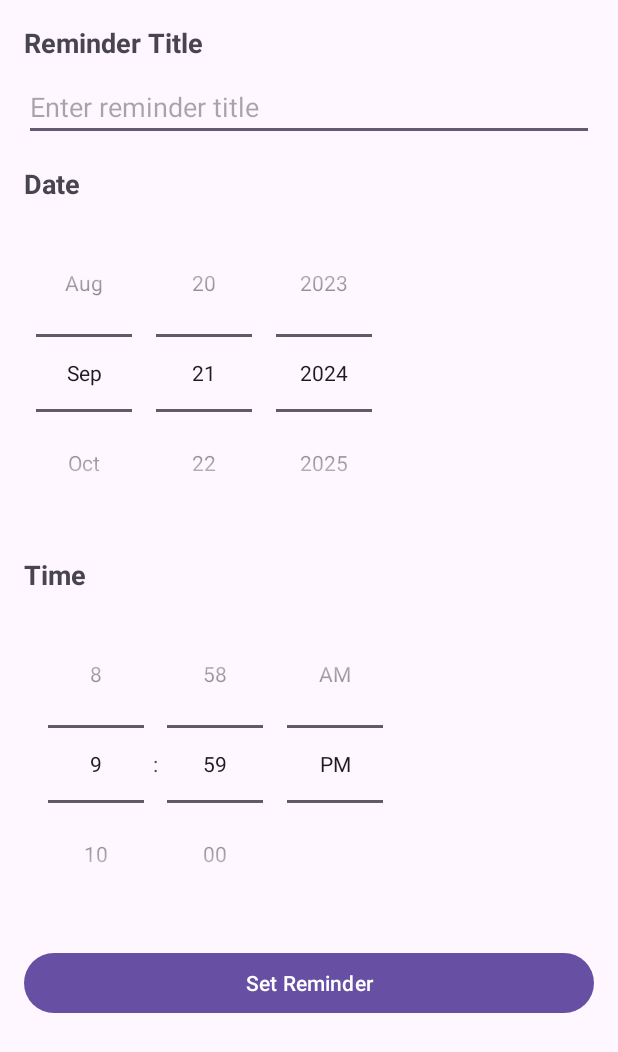
After one commit to Sithila69/PlanMate, an Android app: the ReminderActivity screen opened directly, with no data from a screen before it, on a phone screen of 412 x 824 dp. The commit adds this screen. Shown: the top 1052 px of the screen. Run offline under Robolectric (Android 15) with nearby library versions, the phone set to English and light mode, and no system bars.

Commit message:
Mathaka na

```diff
--- a/app/src/main/AndroidManifest.xml
+++ b/app/src/main/AndroidManifest.xml
@@ -14,8 +14,12 @@
         android:supportsRtl="true"
         android:theme="@style/Theme.PlanMate"
         tools:targetApi="31">
+        <activity
+            android:name=".ReminderActivity"
+            android:exported="false" />
+
         <receiver
-            android:name=".MyAppWidgetProvider"
+            android:name=".TaskWidgetProvider"
             android:exported="false">
             <intent-filter>
                 <action android:name="android.appwidget.action.APPWIDGET_UPDATE" />
--- /dev/null
+++ b/app/src/main/java/com/planmate/ReminderActivity.kt
@@ -0,0 +1,62 @@
+package com.planmate
+
+import android.app.AlarmManager
+import android.app.PendingIntent
+import android.content.Context
+import android.content.Intent
+import android.os.Bundle
+import android.widget.Button
+import android.widget.DatePicker
+import android.widget.EditText
+import android.widget.TimePicker
+import androidx.appcompat.app.AppCompatActivity
+import java.util.*
+
+class ReminderActivity : AppCompatActivity() {
+    private lateinit var titleEditText: EditText
+    private lateinit var datePicker: DatePicker
+    private lateinit var timePicker: TimePicker
+    private lateinit var setReminderButton: Button
+
+    override fun onCreate(savedInstanceState: Bundle?) {
+        super.onCreate(savedInstanceState)
+        setContentView(R.layout.activity_reminder)
+
+        titleEditText = findViewById(R.id.reminderTitleEditText)
+        datePicker = findViewById(R.id.datePicker)
+        timePicker = findViewById(R.id.timePicker)
+        setReminderButton = findViewById(R.id.setReminderButton)
+
+        setReminderButton.setOnClickListener {
+            scheduleReminder()
+        }
+    }
+
+    private fun scheduleReminder() {
+        val title = titleEditText.text.toString()
+        val calendar = Calendar.getInstance().apply {
+            set(Calendar.YEAR, datePicker.year)
+            set(Calendar.MONTH, datePicker.month)
+            set(Calendar.DAY_OF_MONTH, datePicker.dayOfMonth)
+            set(Calendar.HOUR_OF_DAY, timePicker.hour)
+            set(Calendar.MINUTE, timePicker.minute)
+            set(Calendar.SECOND, 0)
+        }
+
+        val alarmManager = getSystemService(Context.ALARM_SERVICE) as AlarmManager
+        val intent = Intent(this, ReminderReceiver::class.java).apply {
+            putExtra("REMINDER_TITLE", title)
+        }
+        val pendingIntent = PendingIntent.getBroadcast(
+            this,
+            title.hashCode(),
+            intent,
+            PendingIntent.FLAG_UPDATE_CURRENT or PendingIntent.FLAG_IMMUTABLE
+        )
+
+        alarmManager.setExact(AlarmManager.RTC_WAKEUP, calendar.timeInMillis, pendingIntent)
+
+        // Return to MainActivity
+        finish()
+    }
+}
--- /dev/null
+++ b/app/src/main/res/drawable/ic_notification.xml
@@ -0,0 +1,5 @@
+<vector xmlns:android="http://schemas.android.com/apk/res/android" android:height="24dp" android:tint="#FFFFFF" android:viewportHeight="24" android:viewportWidth="24" android:width="24dp">
+
+    <path android:fillColor="@android:color/white" android:pathData="M12,22c1.1,0 2,-0.9 2,-2h-4c0,1.1 0.89,2 2,2zM18,16v-5c0,-3.07 -1.64,-5.64 -4.5,-6.32L13.5,4c0,-0.83 -0.67,-1.5 -1.5,-1.5s-1.5,0.67 -1.5,1.5v0.68C7.63,5.36 6,7.92 6,11v5l-2,2v1h16v-1l-2,-2z"/>
+
+</vector>
--- /dev/null
+++ b/app/src/main/res/layout/activity_reminder.xml
@@ -0,0 +1,85 @@
+<?xml version="1.0" encoding="utf-8"?>
+<ScrollView xmlns:android="http://schemas.android.com/apk/res/android"
+    xmlns:app="http://schemas.android.com/apk/res-auto"
+    android:layout_width="match_parent"
+    android:layout_height="match_parent">
+
+    <androidx.constraintlayout.widget.ConstraintLayout
+        android:layout_width="match_parent"
+        android:layout_height="wrap_content"
+        android:padding="16dp">
+
+        <TextView
+            android:id="@+id/reminderTitleLabel"
+            android:layout_width="wrap_content"
+            android:layout_height="wrap_content"
+            android:text="@string/reminder_title"
+            android:textSize="18sp"
+            android:textStyle="bold"
+            app:layout_constraintStart_toStartOf="parent"
+            app:layout_constraintTop_toTopOf="parent" />
+
+        <EditText
+            android:id="@+id/reminderTitleEditText"
+            android:layout_width="0dp"
+            android:layout_height="wrap_content"
+            android:layout_marginTop="8dp"
+            android:hint="@string/enter_reminder_title"
+            android:inputType="text"
+            app:layout_constraintEnd_toEndOf="parent"
+            app:layout_constraintStart_toStartOf="parent"
+            app:layout_constraintTop_toBottomOf="@id/reminderTitleLabel" />
+
+        <TextView
+            android:id="@+id/dateLabel"
+            android:layout_width="wrap_content"
+            android:layout_height="wrap_content"
+            android:layout_marginTop="16dp"
+            android:text="@string/date"
+            android:textSize="18sp"
+            android:textStyle="bold"
+            app:layout_constraintStart_toStartOf="parent"
+            app:layout_constraintTop_toBottomOf="@id/reminderTitleEditText" />
+
+        <DatePicker
+            android:id="@+id/datePicker"
+            android:layout_width="wrap_content"
+            android:layout_height="wrap_content"
+            android:layout_marginTop="8dp"
+            android:datePickerMode="spinner"
+            android:calendarViewShown="false"
+            app:layout_constraintStart_toStartOf="parent"
+            app:layout_constraintTop_toBottomOf="@id/dateLabel" />
+
+        <TextView
+            android:id="@+id/timeLabel"
+            android:layout_width="wrap_content"
+            android:layout_height="wrap_content"
+            android:layout_marginTop="16dp"
+            android:text="@string/time"
+            android:textSize="18sp"
+            android:textStyle="bold"
+            app:layout_constraintStart_toStartOf="parent"
+            app:layout_constraintTop_toBottomOf="@id/datePicker" />
+
+        <TimePicker
+            android:id="@+id/timePicker"
+            android:layout_width="wrap_content"
+            android:layout_height="wrap_content"
+            android:layout_marginTop="8dp"
+            android:timePickerMode="spinner"
+            app:layout_constraintStart_toStartOf="parent"
+            app:layout_constraintTop_toBottomOf="@id/timeLabel" />
+
+        <Button
+            android:id="@+id/setReminderButton"
+            android:layout_width="0dp"
+            android:layout_height="wrap_content"
+            android:layout_marginTop="16dp"
+            android:text="@string/set_reminder"
+            app:layout_constraintEnd_toEndOf="parent"
+            app:layout_constraintStart_toStartOf="parent"
+            app:layout_constraintTop_toBottomOf="@id/timePicker" />
+
+    </androidx.constraintlayout.widget.ConstraintLayout>
+</ScrollView>
--- a/app/src/main/res/layout/task_item.xml
+++ b/app/src/main/res/layout/task_item.xml
@@ -12,7 +12,9 @@
     <LinearLayout
         android:layout_width="match_parent"
         android:layout_height="wrap_content"
-        android:orientation="vertical">
+        android:orientation="vertical"
+        android:padding="20sp"
+        android:outlineProvider="background">
 
         <!-- Task Title -->
         <TextView
--- a/app/src/main/res/values/strings.xml
+++ b/app/src/main/res/values/strings.xml
@@ -9,4 +9,10 @@
     <string name="add_widget">Add widget</string>
     <string name="app_widget_description">This is an app widget description</string>
     <string name="total_time">Total time:</string>
+    <string name="reminder_title">Reminder Title</string>
+    <string name="enter_reminder_title">Enter reminder title</string>
+    <string name="date">Date</string>
+    <string name="time">Time</string>
+    <string name="set_reminder">Set Reminder</string>
+    <string name="set_reminder_alarm">Set Reminder</string>
 </resources>
```
Also changed, not shown: app/src/main/java/com/planmate/AppWidgetProvider.kt (+18 -17 lines), app/src/main/java/com/planmate/ReminderReceiver.kt (added, +39 -0 lines), app/src/main/java/com/planmate/TimerActivity.kt (+14 -3 lines), app/src/main/res/layout/activity_timer.xml (+9 -4 lines), app/src/main/res/layout/widget_layout.xml (+15 -11 lines).
